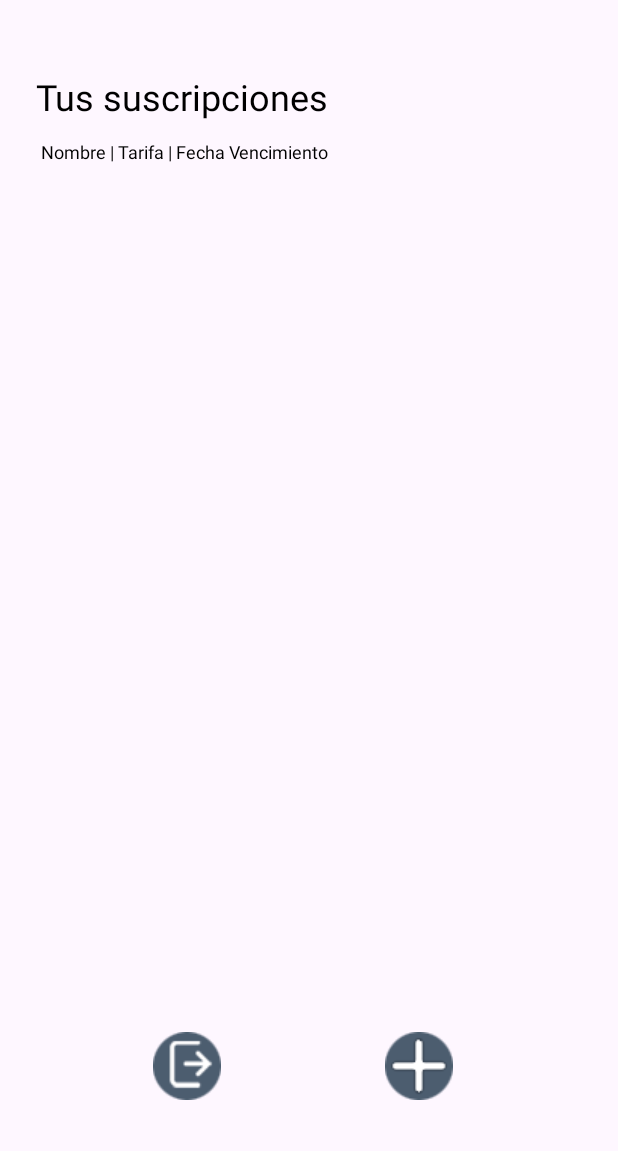
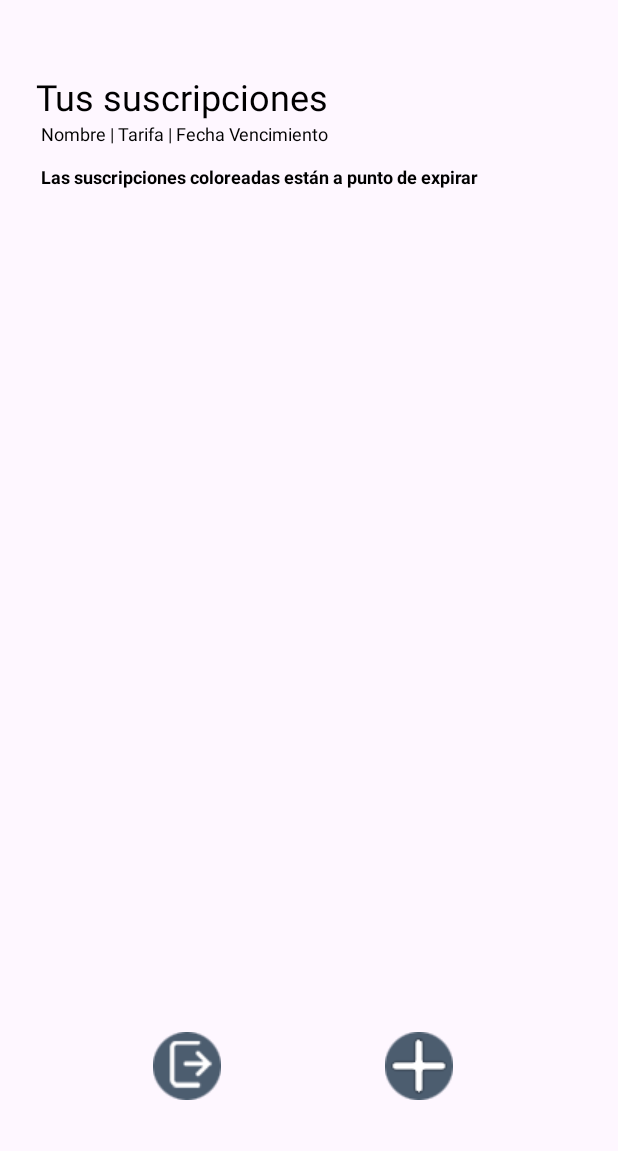
Before and after one commit to iesfuengirola1es/proyectointegrado2t2024-LuisSanchezMat, an Android app: the SubsActivity screen opened directly, with no data from a screen before it, on a phone screen of 412 x 824 dp, the part 85-1236 px from its top. Run offline under Robolectric (Android 15) with nearby library versions, the phone set to English and light mode, and no system bars.

Commit message:
Añado advertencia expiracion

```diff
--- a/AppAndroid/app/src/main/res/layout/activity_subs.xml
+++ b/AppAndroid/app/src/main/res/layout/activity_subs.xml
@@ -34,7 +34,17 @@
         android:textColor="@android:color/black"
         android:gravity="left"
         android:layout_marginStart="27dp"
-        android:layout_marginTop="12dp"/>
+        android:layout_marginTop="0dp"/>
+
+    <TextView
+        android:layout_width="383dp"
+        android:layout_height="wrap_content"
+        android:layout_marginStart="27dp"
+        android:layout_marginTop="12dp"
+        android:gravity="left"
+        android:text="@string/expiran"
+        android:textColor="@android:color/black"
+        android:textSize="12sp" />
 
     <ListView
         android:id="@+id/listview"
--- a/AppAndroid/app/src/main/res/values/colors.xml
+++ b/AppAndroid/app/src/main/res/values/colors.xml
@@ -3,5 +3,6 @@
     <color name="black">#FF000000</color>
     <color name="white">#FFFFFFFF</color>
     <color name="principal">#FF525D6E</color>
+    <color name="principal_opac">#dee4ef</color>
 
 </resources>
--- a/AppAndroid/app/src/main/res/values/strings.xml
+++ b/AppAndroid/app/src/main/res/values/strings.xml
@@ -3,6 +3,7 @@
     <string name="registrate">¿No tienes una cuenta? <b><u>Regístrate aquí</u></b></string>
     <string name="inicia_sesion">¿Ya tienes una cuenta? <b><u>Inicia sesión</u></b></string>
     <string name="suscripciones"><b>Suscripciones</b></string>
+    <string name="expiran"><b>Las suscripciones coloreadas están a punto de expirar</b></string>
     <string name="title_activity_add_subs">AddSubsActivity</string>
     <string name="prompt_email">Email</string>
     <string name="prompt_password">Password</string>
```
Also changed, not shown: AppAndroid/app/src/main/java/com/example/appluissuscripciones/adapters/SubsAdapter.java (+38 -3 lines).
